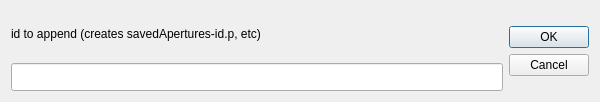
Before: the Qt Designer form src/pymovie/aperturesFileTagDialog.ui in bob-anderson-ok/pymovie, drawn with Qt 5.
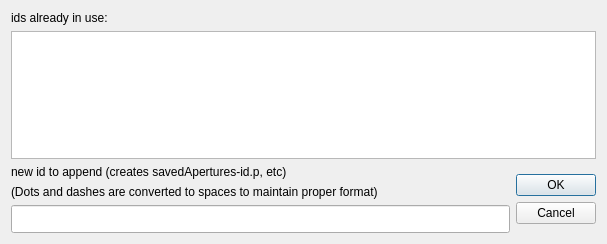
After: the same form once the commit is applied.

Commit message: Correct csv-filename-dialog to enforce .csv ext

The edit to the form file:
```diff
--- a/src/pymovie/aperturesFileTagDialog.ui
+++ b/src/pymovie/aperturesFileTagDialog.ui
@@ -6,8 +6,8 @@
    <rect>
     <x>0</x>
     <y>0</y>
-    <width>600</width>
-    <height>102</height>
+    <width>607</width>
+    <height>244</height>
    </rect>
   </property>
   <property name="minimumSize">
@@ -25,15 +25,45 @@
   <property name="windowTitle">
    <string>Enter id to append to aperture group files</string>
   </property>
+  <layout class="QGridLayout" name="gridLayout_2">
+   <item row="0" column="0">
+    <layout class="QVBoxLayout" name="verticalLayout_2">
+     <item>
+      <widget class="QLabel" name="label_2">
+       <property name="text">
+        <string>ids already in use:</string>
+       </property>
+      </widget>
+     </item>
+     <item>
+      <widget class="QTextEdit" name="tagListEdit">
+       <property name="readOnly">
+        <bool>true</bool>
+       </property>
+       <property name="html">
+        <string>&lt;!DOCTYPE HTML PUBLIC &quot;-//W3C//DTD HTML 4.0//EN&quot; &quot;http://www.w3.org/TR/REC-html40/strict.dtd&quot;&gt;
+&lt;html&gt;&lt;head&gt;&lt;meta name=&quot;qrichtext&quot; content=&quot;1&quot; /&gt;&lt;style type=&quot;text/css&quot;&gt;
+p, li { white-space: pre-wrap; }
+&lt;/style&gt;&lt;/head&gt;&lt;body style=&quot; font-family:'.AppleSystemUIFont'; font-size:13pt; font-weight:400; font-style:normal;&quot;&gt;
+&lt;p style=&quot;-qt-paragraph-type:empty; margin-top:0px; margin-bottom:0px; margin-left:0px; margin-right:0px; -qt-block-indent:0; text-indent:0px;&quot;&gt;&lt;br /&gt;&lt;/p&gt;&lt;/body&gt;&lt;/html&gt;</string>
+       </property>
+      </widget>
+     </item>
+     <item>
   <layout class="QGridLayout" name="gridLayout">
    <item row="0" column="0">
-    <layout class="QHBoxLayout" name="horizontalLayout">
-     <item>
       <layout class="QVBoxLayout" name="verticalLayout">
        <item>
         <widget class="QLabel" name="label">
          <property name="text">
-          <string>id to append (creates savedApertures-id.p, etc)</string>
+            <string>new id to append (creates savedApertures-id.p, etc)</string>
+           </property>
+          </widget>
+         </item>
+         <item>
+          <widget class="QLabel" name="label_3">
+           <property name="text">
+            <string>(Dots and dashes are converted to spaces to maintain proper format)</string>
          </property>
         </widget>
        </item>
@@ -54,7 +84,7 @@
        </item>
       </layout>
      </item>
-     <item>
+       <item row="0" column="1">
       <widget class="QDialogButtonBox" name="buttonBox">
        <property name="orientation">
         <enum>Qt::Vertical</enum>
@@ -66,6 +96,8 @@
         <bool>true</bool>
        </property>
       </widget>
+       </item>
+      </layout>
      </item>
     </layout>
    </item>
```
Lines whose indentation alone changed are shown as unchanged. The commit also changes 5 other files.
